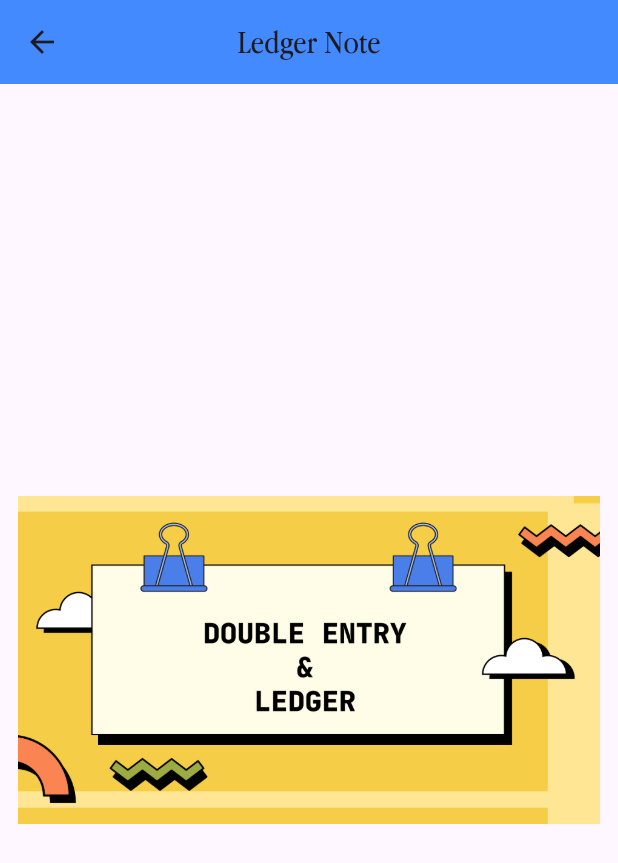
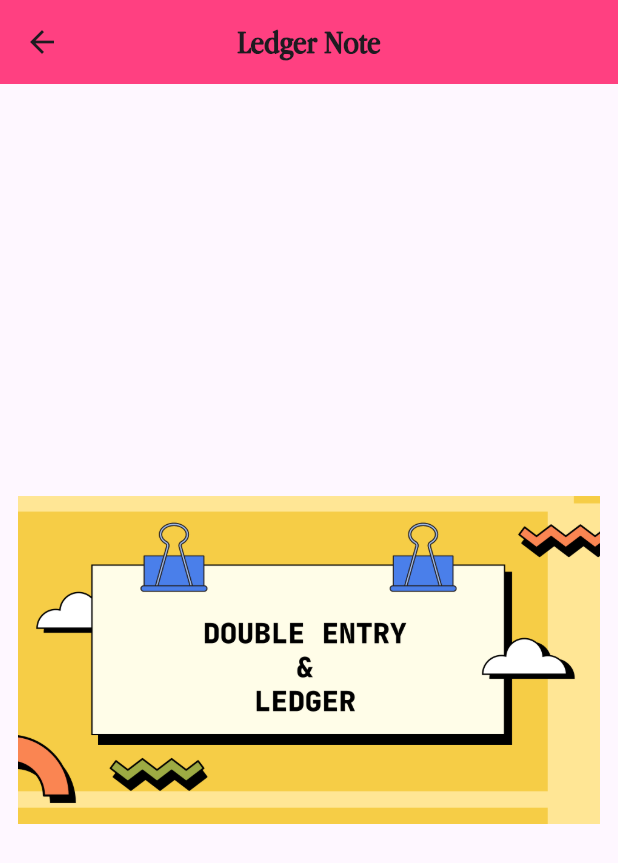
Before and after one commit to SyahmieRazi97/ACCOTEST, a Flutter app: the NotesLedger screen opened directly, on a phone screen of 412 x 824 dp. Shown: the top 863 px of the screen. Run offline on Flutter 3.47's test engine with Material 3 defaults, Android fonts, the phone set to English and light mode, and no system bars; missing offline and left inert: flutter_arc_text.

Commit message:
ACCOTEST

```diff
--- a/lib/Ledgers/notes_ledger.dart
+++ b/lib/Ledgers/notes_ledger.dart
@@ -15,10 +15,10 @@ class NotesLedger extends StatelessWidget {
     return Scaffold(
       appBar: AppBar(
         title: Text('Ledger Note',
-            style: TextStyle(fontFamily: 'AppleGaramond')
+            style: TextStyle(fontFamily: 'AppleGaramond', fontWeight: FontWeight.bold)
         ),
         centerTitle: true,
-        backgroundColor: Colors.blueAccent.shade200,
+        backgroundColor: Colors.pinkAccent.shade200,
       ),
       body: PageView.builder(
         itemCount: imagePaths.length,
--- a/lib/main_page.dart
+++ b/lib/main_page.dart
@@ -30,7 +30,7 @@ class _MainPageState extends State<MainPage> {
     return Scaffold(
       backgroundColor: Colors.blueGrey[50],
       appBar: AppBar(
-        title: Text('Smart Accounting',
+        title: Text('ACCOTEST',
           style: TextStyle(
               fontFamily: 'AppleGaramond',
               fontWeight: FontWeight.bold,
```
Also changed, not shown: lib/start_page.dart (+22 -1 lines).
